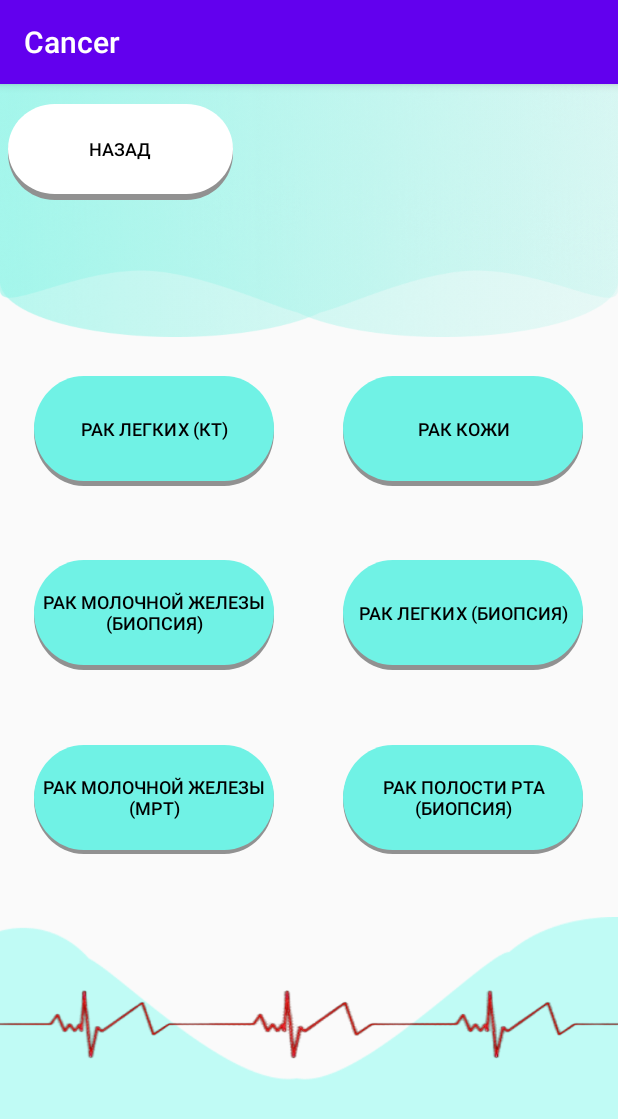
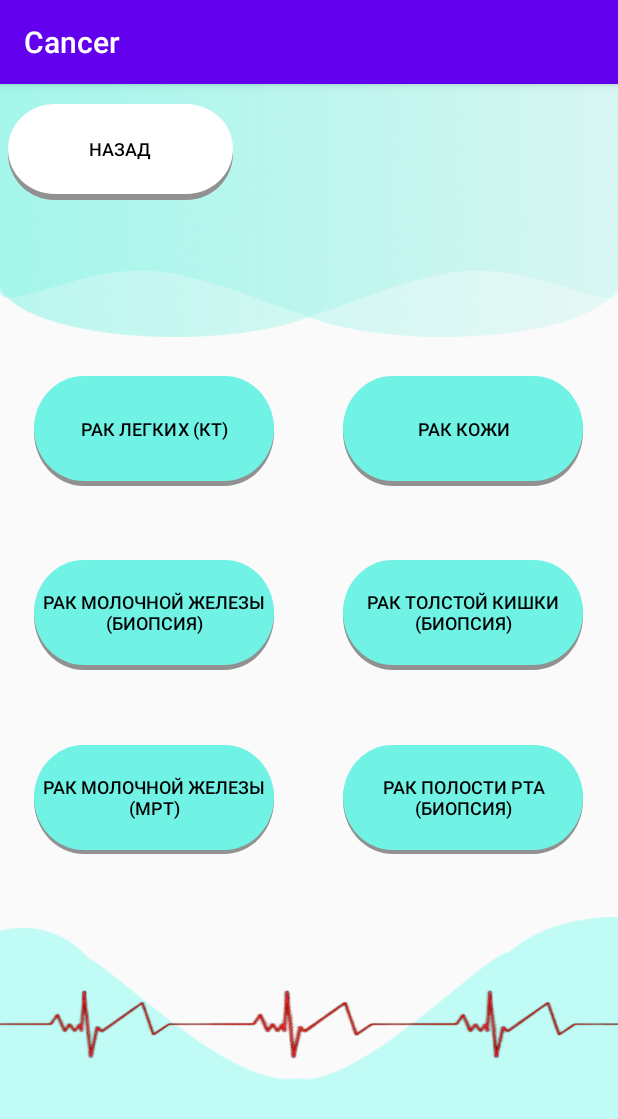
Before and after one commit to Blablasunny/Cancer, an Android app: the screen it shows after launch (TypesOfCancerActivity), after a tap on "ПЕРЕЙТИ К СКАНИРОВАНИЮ", on a phone screen of 412 x 824 dp. Shown: the top 1119 px of the screen. Run offline under Robolectric (Android 15) with nearby library versions, the light colour scheme and no system bars.

Commit message:
Приложение версия 1

```diff
--- a/app/src/main/java/com/example/cancer/client/Cancer1Interface.java
+++ b/app/src/main/java/com/example/cancer/client/Cancer1Interface.java
@@ -22,7 +22,7 @@ public interface Cancer1Interface {
     Call<Cancer1> getResCancer3(@Part MultipartBody.Part image);
 
     @Multipart
-    @POST("/lung/")
+    @POST("/colon/")
     Call<Cancer1> getResCancer4(@Part MultipartBody.Part image);
 
     @Multipart
--- a/app/src/main/res/values/strings.xml
+++ b/app/src/main/res/values/strings.xml
@@ -8,7 +8,7 @@
     <string name="cancer_1">Рак легких (КТ)</string>
     <string name="cancer_2">Рак кожи</string>
     <string name="cancer_3">Рак молочной железы (биопсия)</string>
-    <string name="cancer_4">Рак легких (биопсия)</string>
+    <string name="cancer_4">Рак толстой кишки (биопсия)</string>
     <string name="cancer_5">Рак молочной железы (МРТ)</string>
     <string name="cancer_6">Рак полости рта (биопсия)</string>
     <string name="edtext">Введите текст</string>
```
